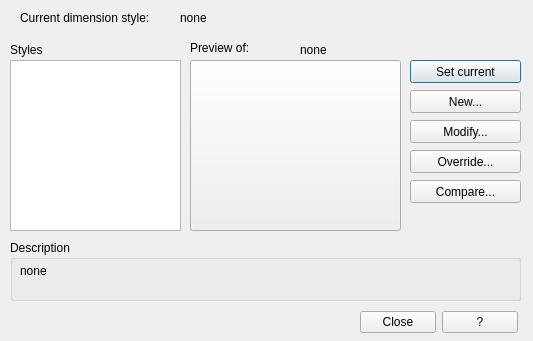
Qt form qad_dimstyle.ui (geosim/QAD) before a commit.
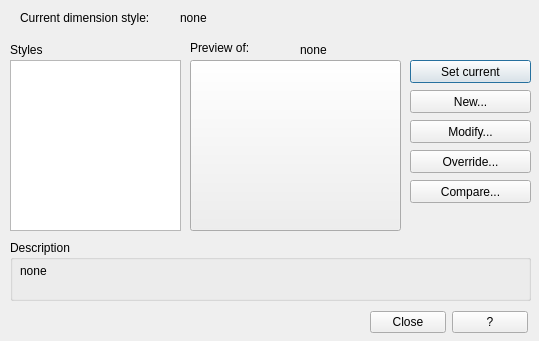
The same form after that commit.

The edit to the form file:
```diff
--- a/qad_dimstyle.ui
+++ b/qad_dimstyle.ui
@@ -9,19 +9,19 @@
    <rect>
     <x>0</x>
     <y>0</y>
-    <width>533</width>
+    <width>539</width>
     <height>341</height>
    </rect>
   </property>
   <property name="minimumSize">
    <size>
-    <width>533</width>
+    <width>539</width>
     <height>341</height>
    </size>
   </property>
   <property name="maximumSize">
    <size>
-    <width>533</width>
+    <width>539</width>
     <height>341</height>
    </size>
   </property>
@@ -82,7 +82,7 @@
     <rect>
      <x>410</x>
      <y>60</y>
-     <width>111</width>
+     <width>121</width>
      <height>23</height>
     </rect>
    </property>
@@ -98,7 +98,7 @@
     <rect>
      <x>410</x>
      <y>90</y>
-     <width>111</width>
+     <width>121</width>
      <height>23</height>
     </rect>
    </property>
@@ -114,7 +114,7 @@
     <rect>
      <x>410</x>
      <y>120</y>
-     <width>111</width>
+     <width>121</width>
      <height>23</height>
     </rect>
    </property>
@@ -130,7 +130,7 @@
     <rect>
      <x>410</x>
      <y>150</y>
-     <width>111</width>
+     <width>121</width>
      <height>23</height>
     </rect>
    </property>
@@ -146,7 +146,7 @@
     <rect>
      <x>410</x>
      <y>180</y>
-     <width>111</width>
+     <width>121</width>
      <height>23</height>
     </rect>
    </property>
@@ -162,7 +162,7 @@
     <rect>
      <x>10</x>
      <y>240</y>
-     <width>511</width>
+     <width>521</width>
      <height>61</height>
     </rect>
    </property>
@@ -212,7 +212,7 @@
   <widget class="QWidget" name="layoutWidget">
    <property name="geometry">
     <rect>
-     <x>360</x>
+     <x>370</x>
      <y>310</y>
      <width>158</width>
      <height>25</height>
```
